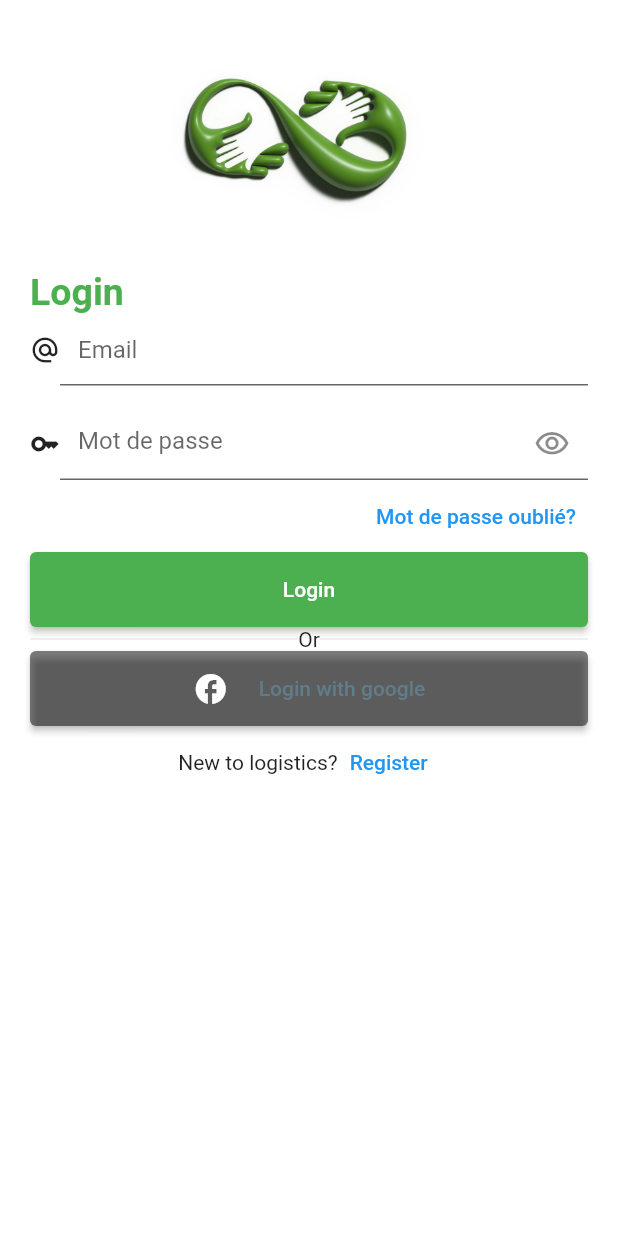
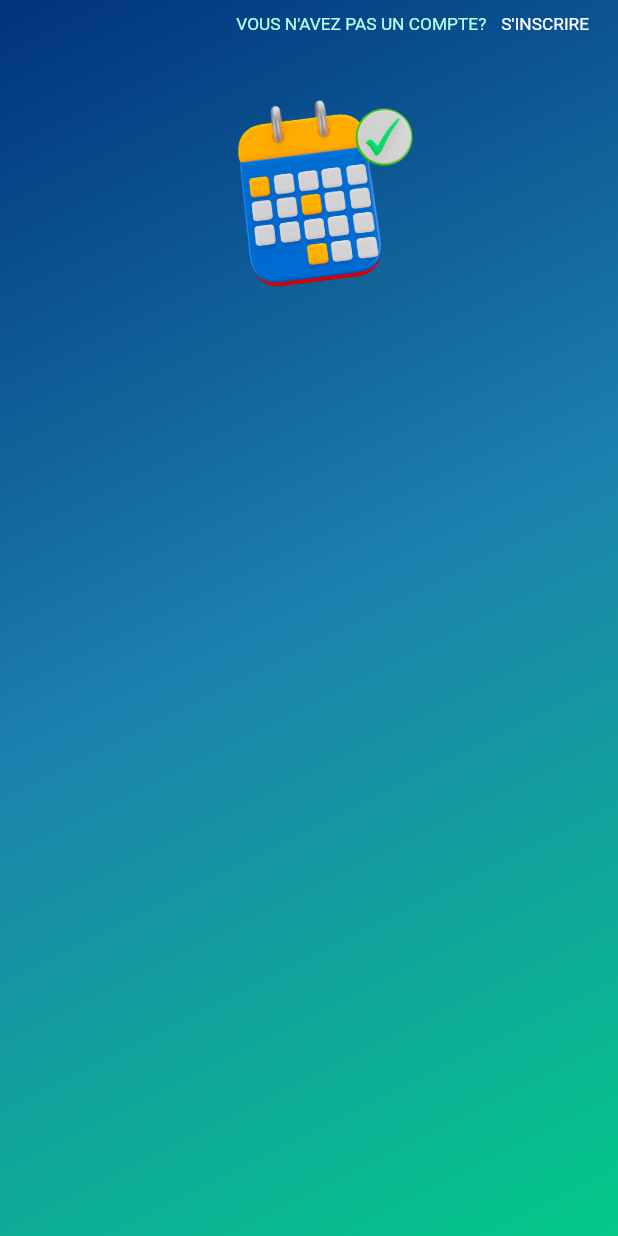
Before and after one commit to safidy1863/Rohy, a Flutter app: the screen it shows after launch, on a phone screen of 412 x 824 dp. Run offline on Flutter 3.47's test engine with Material 2 defaults, Android fonts, the phone set to English and light mode, and no system bars; our stand-ins replace flutter_screenutil, go_router; missing offline and left inert: dart:ffi.

Commit message:
[CREATE] Home screen

```diff
--- a/lib/main.dart
+++ b/lib/main.dart
@@ -1,7 +1,9 @@
 import 'package:flutter/material.dart';
+import 'package:flutter_screenutil/flutter_screenutil.dart';
 import 'package:rohy/shared/router/router.dart';
 
 void main() {
+  WidgetsFlutterBinding.ensureInitialized();
   runApp(const Rohy());
 }
 
@@ -10,9 +12,15 @@ class Rohy extends StatelessWidget {
 
   @override
   Widget build(BuildContext context) {
-    return MaterialApp.router(
-      title: 'Rohy',
-      routerConfig: AppRouter.configurations,
+    return ScreenUtilInit(
+      builder: (context, child) {
+        return MaterialApp.router(
+          title: 'Rohy',
+          debugShowCheckedModeBanner: false,
+          routerConfig: AppRouter.configurations,
+        );
+      },
+      designSize: const Size(428,926),
     );
   }
 }
--- a/lib/view/login_screen.dart
+++ b/lib/view/login_screen.dart
@@ -1,121 +1,68 @@
 import 'package:flutter/material.dart';
-import 'package:rohy/shared/widget/custom_button.dart';
-import 'package:rohy/shared/widget/custom_textfield.dart';
+import 'package:flutter_screenutil/flutter_screenutil.dart';
+import 'package:rohy/shared/colors/app_colors.dart';
 
-class LoginScreen extends StatefulWidget {
+class LoginScreen extends StatelessWidget {
 
   const LoginScreen({super.key});
-
-  @override
-  State<LoginScreen> createState() => _LoginScreenState();
-}
-
-class _LoginScreenState extends State<LoginScreen> {
-
-  bool _showPassword = false;
-
-  void onTapShowPassword() {
-    setState(() {
-      _showPassword = !_showPassword;
-    });
-    print("Bonour");
-  }
 
   @override
   Widget build(BuildContext context) {
     return Scaffold(
       body: Container(
-        padding: const EdgeInsets.symmetric(horizontal: 20.0),
         width: double.infinity,
-        decoration: const BoxDecoration(
-          color: Colors.white
+        height: double.infinity,
+        padding: EdgeInsets.symmetric(horizontal: 20.w,vertical: 10.h),
+        decoration: BoxDecoration(
+          gradient: LinearGradient(
+            begin: Alignment.topLeft,
+            end: Alignment.bottomRight,
+            colors: [
+              AppColors.blueSecondary,
+              AppColors.blueThirdly,
+              AppColors.greenPrimary]
+          ),
         ),
-        child: Column(
-          crossAxisAlignment: CrossAxisAlignment.start,
-          children: <Widget>[
-            const Center(
-              child: Image(
-                image: AssetImage("lib/shared/assets/images/logo.jpg"),
-                height: 180,
-                fit: BoxFit.cover,
-              ),
-            ),
-            const Text(
-              "Login",
-              style: TextStyle(
-                fontSize: 25,
-                color: Colors.green,
-                fontWeight: FontWeight.w600
-              ),
-            ),
-            _buildForm()
-          ],
+        child: SafeArea(
+            child: Column(
+              mainAxisAlignment: MainAxisAlignment.start,
+              children: [
+                Row(
+                  mainAxisAlignment: MainAxisAlignment.end,
+                  children: [
+                    Text(
+                      'VOUS N\'AVEZ PAS UN COMPTE?',
+                      style: TextStyle(
+                        color: AppColors.greenSecondary,
+                        fontSize: 12.sp
+                      ),
+                    ),
+                    const SizedBox(width: 10,),
+                    Text(
+                      'S\'INSCRIRE',
+                      style: TextStyle(
+                        color: Colors.white,
+                        fontSize: 12.sp
+                      ),
+                    )
+                  ],
+                ),
+                SizedBox(height: 20.h,),
+                Positioned(
+                  left: -60.w,
+                  child: Transform.rotate(
+                    angle: -6.41,
+                    child: Image.asset(
+                      'assets/images/calendrier2.png',
+                      height: 206.h,
+                      width: 336.w,
+                    ),
+                  ),
+                )
+              ],
+            )
         ),
       ),
     );
   }
-
-  Widget _buildForm() {
-    return Form(
-      child: Column(
-        crossAxisAlignment: CrossAxisAlignment.start,
-        children: [
-          const CustomTextField(
-            prefixIcon: Icons.alternate_email,
-            hintText: 'Email',
-          ),
-          const SizedBox(height: 15,),
-          CustomTextField(
-            prefixIcon: Icons.key,
-            hintText: 'Mot de passe',
-            textInputType: TextInputType.visiblePassword,
-            obscureText: !_showPassword,
-            onTapShowPassword: onTapShowPassword,
-          ),
-          Container(
-            alignment: Alignment.topRight,
-            child:TextButton(
-              onPressed: () => print('Mot de passe oublié?'),
-              child: Text('Mot de passe oublié?'),
-            ),
-          ),
-          const CustomButton(labelButton: Text('Login'),),
-          Row(
-            children: const [
-              Expanded(child: Divider()),
-              Text("Or"),
-              Expanded(child: Divider()),
-            ],
-          ),
-          CustomButton(
-              backgroundColor: Color.fromRGBO(0, 0, 0, 0.5),
-              labelButton: Row(
-                mainAxisAlignment: MainAxisAlignment.center,
-                children: const  [
-                  Icon(Icons.facebook),
-                  SizedBox(width: 20,),
-                  Text(
-                    'Login with google',
-                    style: TextStyle(color:Colors.blueGrey),
-                  )
-                ],
-              ),
-          ),
-          Row(
-            mainAxisAlignment: MainAxisAlignment.center,
-            children:  [
-              const Text(
-                'New to logistics?'
-              ),
-              TextButton(
-                // TODO : Replace redirection in a register screen
-                onPressed: () => print('Register'),
-                child: const Text('Register'),
-              )
-            ],
-          )
-        ],
-      ),
-    );
-  }
 }
```
Also changed, not shown: lib/view/login_screen_deprecated.dart (added, +121 -0 lines), pubspec.yaml (+6 -2 lines), assets/images/calendrier.png (added), assets/images/calendrier2.png (added), assets/images/chat.png (added), assets/images/logo.jpg (renamed from lib/shared/assets/images/logo.jpg), pubspec.lock.
